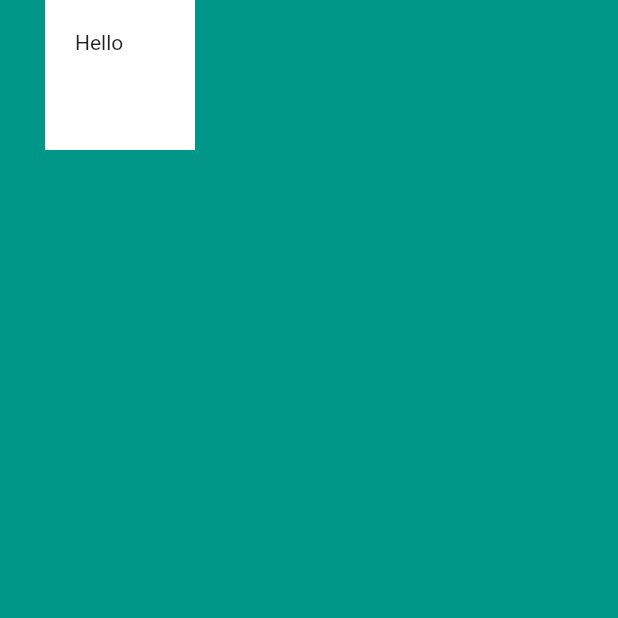
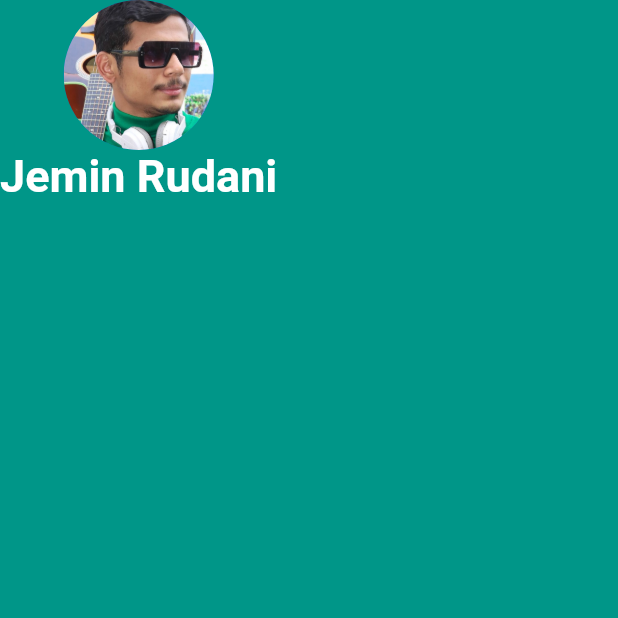
Before and after one commit to rudanijemin/My_Card, a Flutter app: the screen it shows after launch, on a phone screen of 412 x 824 dp, the top half of it. Run offline on Flutter 3.47's test engine with Material 2 defaults, Android fonts, the phone set to English and light mode, and no system bars.

Commit message:
tapping to widget

```diff
--- a/lib/main.dart
+++ b/lib/main.dart
@@ -1,3 +1,4 @@
+import 'package:flutter/cupertino.dart';
 import 'package:flutter/material.dart';
 
 void main() {
@@ -13,13 +14,21 @@ class MyApp extends StatelessWidget {
       home: Scaffold(
         backgroundColor: Colors.teal,
         body: SafeArea(
-          child: Container(
-            height: 100,
-            width: 100,
-            margin: EdgeInsets.only(left: 30.0),
-            padding: EdgeInsets.all(20.0),
-            color: Colors.white,
-            child: Text('Hello'),
+          child: Column(
+            children: <Widget> [
+              CircleAvatar(
+                radius: 50,
+                backgroundImage: AssetImage('images/jemin.jpg.jpeg'),
+              ),
+              Text(
+                'Jemin Rudani',
+                style: TextStyle(
+                  fontSize: 30,
+                  color: Colors.white,
+                  fontWeight: FontWeight.bold,
+                ),
+              )
+            ],
           ),
         ),
       ),
```
Also changed, not shown: pubspec.yaml (+2 -54 lines), images/Jemin.jpeg (added), images/jemin.jpg.jpeg (added).
